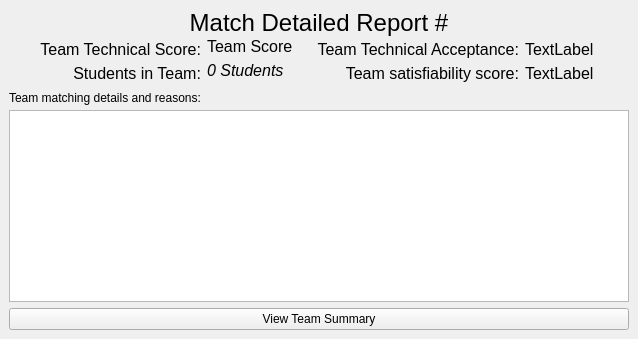
The window that AlgorithmExecution/teamcellwidget.ui (zcharli/carleton-student-project-partner-finder) describes before a commit, drawn with Qt 5.
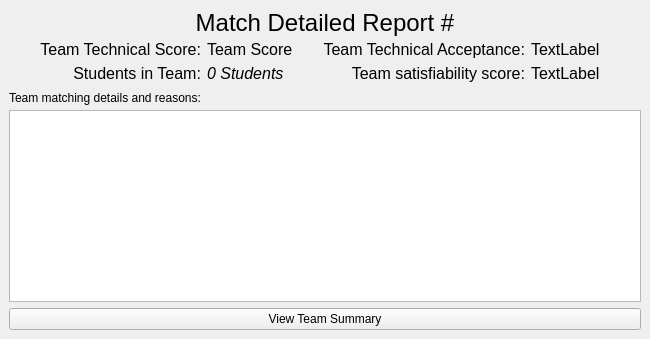
The same window after the commit. The open tabs and pages were chosen to show the change.

Commit message: -fixed team cell score alignment -Fixed algorithm gramatical errors -Fixed profile glitch where selecting work ethics even when it should be disabled

```diff
--- a/AlgorithmExecution/teamcellwidget.ui
+++ b/AlgorithmExecution/teamcellwidget.ui
@@ -6,7 +6,7 @@
    <rect>
     <x>0</x>
     <y>0</y>
-    <width>638</width>
+    <width>650</width>
     <height>339</height>
    </rect>
   </property>
@@ -171,7 +171,7 @@
             <string>0 Students</string>
            </property>
            <property name="alignment">
-            <set>Qt::AlignLeading|Qt::AlignLeft|Qt::AlignTop</set>
+            <set>Qt::AlignLeading|Qt::AlignLeft|Qt::AlignVCenter</set>
            </property>
           </widget>
          </item>
@@ -213,7 +213,7 @@
             <string>Team Score</string>
            </property>
            <property name="alignment">
-            <set>Qt::AlignLeading|Qt::AlignLeft|Qt::AlignTop</set>
+            <set>Qt::AlignLeading|Qt::AlignLeft|Qt::AlignVCenter</set>
            </property>
           </widget>
          </item>
```
Left out of the diff: 4 changed lines with no effect on the pictures. The commit also changes 2 other files.
